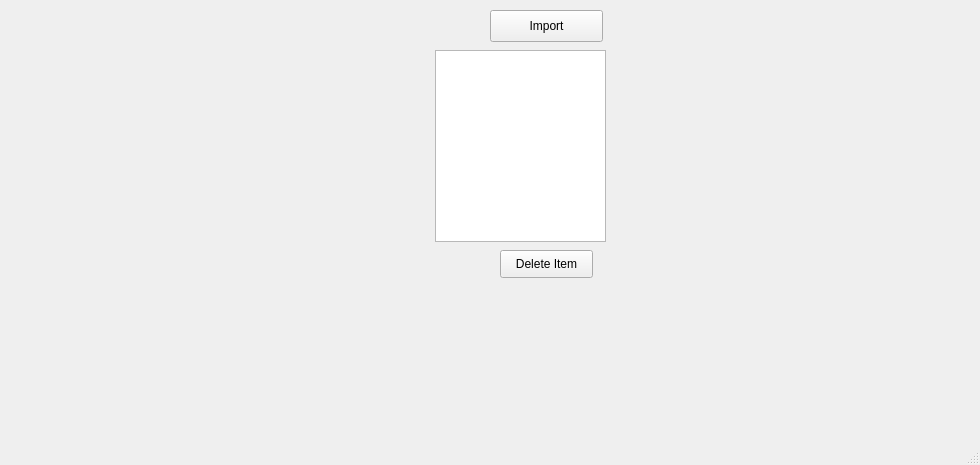
Qt form src/multipleFiles.ui (andrewh1011/project_elevate) before a commit.
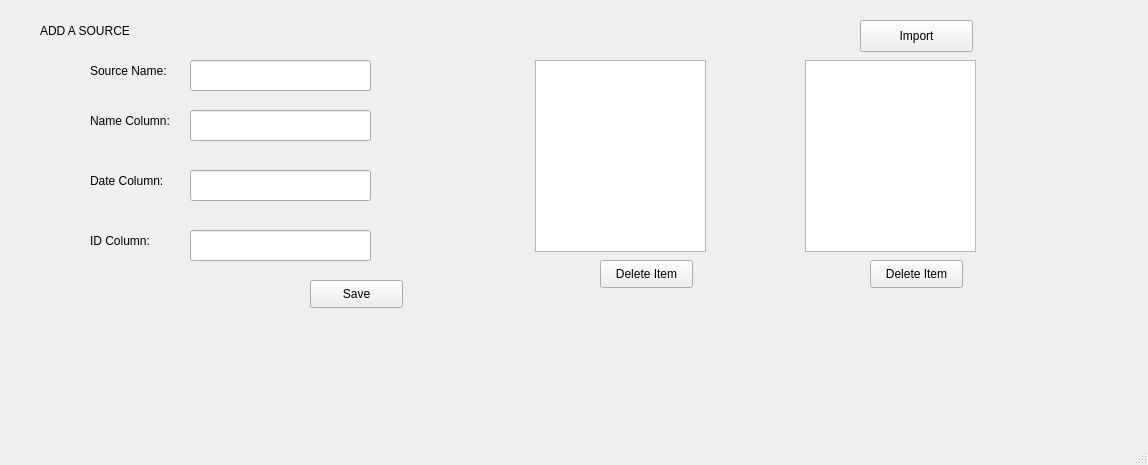
The same form after that commit.

Commit message: starting source adding and storing

```diff
--- a/src/multipleFiles.ui
+++ b/src/multipleFiles.ui
@@ -6,7 +6,7 @@
    <rect>
     <x>0</x>
     <y>0</y>
-    <width>980</width>
+    <width>1148</width>
     <height>465</height>
    </rect>
   </property>
@@ -17,8 +17,8 @@
    <widget class="QPushButton" name="importButton">
     <property name="geometry">
      <rect>
-      <x>490</x>
-      <y>10</y>
+      <x>860</x>
+      <y>20</y>
       <width>113</width>
       <height>32</height>
      </rect>
@@ -27,27 +27,177 @@
      <string>Import</string>
     </property>
    </widget>
-   <widget class="QLabel" name="label">
+   <widget class="QListWidget" name="fileList">
     <property name="geometry">
      <rect>
-      <x>60</x>
-      <y>100</y>
-      <width>191</width>
+      <x>805</x>
+      <y>60</y>
+      <width>171</width>
+      <height>192</height>
+     </rect>
+    </property>
+   </widget>
+   <widget class="QPushButton" name="deleteFileBtn">
+    <property name="geometry">
+     <rect>
+      <x>870</x>
+      <y>260</y>
+      <width>93</width>
+      <height>28</height>
+     </rect>
+    </property>
+    <property name="text">
+     <string>Delete Item</string>
+    </property>
+   </widget>
+   <widget class="QLineEdit" name="idColEdit">
+    <property name="geometry">
+     <rect>
+      <x>190</x>
+      <y>230</y>
+      <width>181</width>
       <height>31</height>
      </rect>
     </property>
     <property name="text">
      <string/>
     </property>
-    <property name="alignment">
-     <set>Qt::AlignCenter</set>
+   </widget>
+   <widget class="QLabel" name="label_3">
+    <property name="geometry">
+     <rect>
+      <x>90</x>
+      <y>170</y>
+      <width>101</width>
+      <height>21</height>
+     </rect>
     </property>
+    <property name="text">
+     <string>Date Column:</string>
+    </property>
    </widget>
-   <widget class="QListWidget" name="listWidget">
+   <widget class="QPushButton" name="saveSourceBtn">
     <property name="geometry">
      <rect>
-      <x>435</x>
-      <y>50</y>
+      <x>310</x>
+      <y>280</y>
+      <width>93</width>
+      <height>28</height>
+     </rect>
+    </property>
+    <property name="text">
+     <string>Save</string>
+    </property>
+   </widget>
+   <widget class="QLineEdit" name="sourceNameEdit">
+    <property name="geometry">
+     <rect>
+      <x>190</x>
+      <y>60</y>
+      <width>181</width>
+      <height>31</height>
+     </rect>
+    </property>
+    <property name="text">
+     <string/>
+    </property>
+   </widget>
+   <widget class="QLineEdit" name="dateColEdit">
+    <property name="geometry">
+     <rect>
+      <x>190</x>
+      <y>170</y>
+      <width>181</width>
+      <height>31</height>
+     </rect>
+    </property>
+    <property name="text">
+     <string/>
+    </property>
+   </widget>
+   <widget class="QLabel" name="label_2">
+    <property name="geometry">
+     <rect>
+      <x>90</x>
+      <y>60</y>
+      <width>101</width>
+      <height>21</height>
+     </rect>
+    </property>
+    <property name="text">
+     <string>Source Name:</string>
+    </property>
+   </widget>
+   <widget class="QLabel" name="label_5">
+    <property name="geometry">
+     <rect>
+      <x>40</x>
+      <y>10</y>
+      <width>321</width>
+      <height>41</height>
+     </rect>
+    </property>
+    <property name="text">
+     <string>ADD A SOURCE</string>
+    </property>
+   </widget>
+   <widget class="QLineEdit" name="nameColEdit">
+    <property name="geometry">
+     <rect>
+      <x>190</x>
+      <y>110</y>
+      <width>181</width>
+      <height>31</height>
+     </rect>
+    </property>
+    <property name="text">
+     <string/>
+    </property>
+   </widget>
+   <widget class="QLabel" name="label_4">
+    <property name="geometry">
+     <rect>
+      <x>90</x>
+      <y>230</y>
+      <width>101</width>
+      <height>21</height>
+     </rect>
+    </property>
+    <property name="text">
+     <string>ID Column:</string>
+    </property>
+   </widget>
+   <widget class="QLabel" name="label_6">
+    <property name="geometry">
+     <rect>
+      <x>90</x>
+      <y>110</y>
+      <width>101</width>
+      <height>21</height>
+     </rect>
+    </property>
+    <property name="text">
+     <string>Name Column:</string>
+    </property>
+   </widget>
+   <widget class="QLabel" name="actionLabel">
+    <property name="geometry">
+     <rect>
+      <x>210</x>
+      <y>380</y>
+      <width>521</width>
+      <height>16</height>
+     </rect>
+    </property>
+    <property name="text">
+     <string/>
+    </property>
+   </widget>
+   <widget class="QListWidget" name="sourceList">
+    <property name="geometry">
+     <rect>
+      <x>535</x>
+      <y>60</y>
       <width>171</width>
       <height>192</height>
      </rect>
@@ -56,8 +206,8 @@
    <widget class="QPushButton" name="pushButton">
     <property name="geometry">
      <rect>
-      <x>500</x>
-      <y>250</y>
+      <x>600</x>
+      <y>260</y>
       <width>93</width>
       <height>28</height>
      </rect>
```
Left out of the diff: 4 changed lines with no effect on the pictures. The commit also changes 4 other files.
